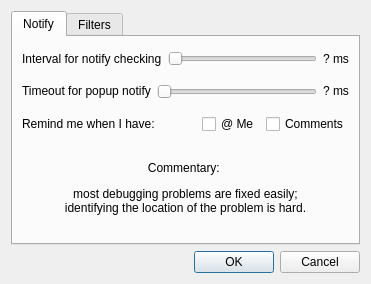
The window that res/ui/SettingWindow.ui (WeCase/WeCase) describes before a commit, drawn with Qt 5.
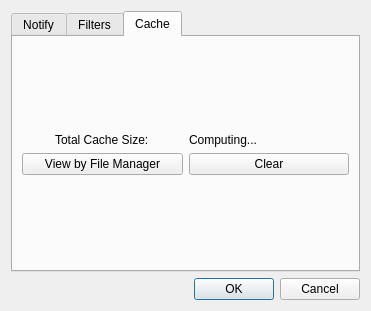
The same window after the commit. The open tabs and pages were chosen to show the change. Icons and pictures are not drawn.

What changed in the file:
```diff
--- a/res/ui/SettingWindow.ui
+++ b/res/ui/SettingWindow.ui
@@ -7,7 +7,7 @@
     <x>0</x>
     <y>0</y>
     <width>371</width>
-    <height>277</height>
+    <height>311</height>
    </rect>
   </property>
   <property name="sizePolicy">
@@ -23,7 +23,7 @@
    <iconset resource="wecase.qrc">
     <normaloff>:/IMG/img/preferences-other.png</normaloff>:/IMG/img/preferences-other.png</iconset>
   </property>
-  <layout class="QVBoxLayout" name="verticalLayout" stretch="6,0">
+  <layout class="QVBoxLayout" name="verticalLayout" stretch="0,0">
    <item>
     <widget class="QTabWidget" name="tabWidget">
      <property name="sizePolicy">
@@ -337,6 +337,75 @@
        </item>
       </layout>
      </widget>
+     <widget class="QWidget" name="tab_3">
+      <attribute name="title">
+       <string>Cache</string>
+      </attribute>
+      <layout class="QVBoxLayout" name="verticalLayout_5">
+       <item>
+        <spacer name="verticalSpacer_2">
+         <property name="orientation">
+          <enum>Qt::Vertical</enum>
+         </property>
+         <property name="sizeHint" stdset="0">
+          <size>
+           <width>20</width>
+           <height>40</height>
+          </size>
+         </property>
+        </spacer>
+       </item>
+       <item>
+        <layout class="QHBoxLayout" name="horizontalLayout_6">
+         <item alignment="Qt::AlignHCenter">
+          <widget class="QLabel" name="label_3">
+           <property name="text">
+            <string>Total Cache Size:</string>
+           </property>
+          </widget>
+         </item>
+         <item>
+          <widget class="QLabel" name="cacheSizeLabel">
+           <property name="text">
+            <string>Computing...</string>
+           </property>
+          </widget>
+         </item>
+        </layout>
+       </item>
+       <item>
+        <layout class="QHBoxLayout" name="horizontalLayout_7">
+         <item>
+          <widget class="QPushButton" name="cacheViewButton">
+           <property name="text">
+            <string>View by File Manager</string>
+           </property>
+          </widget>
+         </item>
+         <item>
+          <widget class="QPushButton" name="cacheClearButton">
+           <property name="text">
+            <string>Clear</string>
+           </property>
+          </widget>
+         </item>
+        </layout>
+       </item>
+       <item>
+        <spacer name="verticalSpacer_3">
+         <property name="orientation">
+          <enum>Qt::Vertical</enum>
+         </property>
+         <property name="sizeHint" stdset="0">
+          <size>
+           <width>20</width>
+           <height>40</height>
+          </size>
+         </property>
+        </spacer>
+       </item>
+      </layout>
+     </widget>
     </widget>
    </item>
    <item>
```
Left out of the diff: 34 changed lines with no effect on the pictures.
